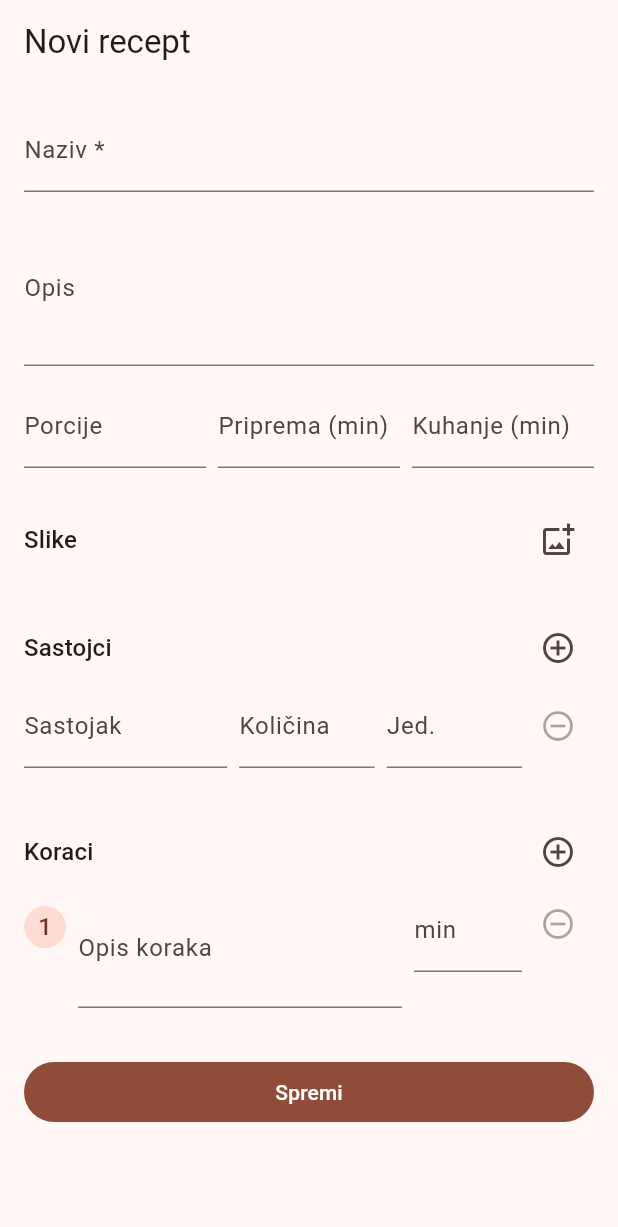
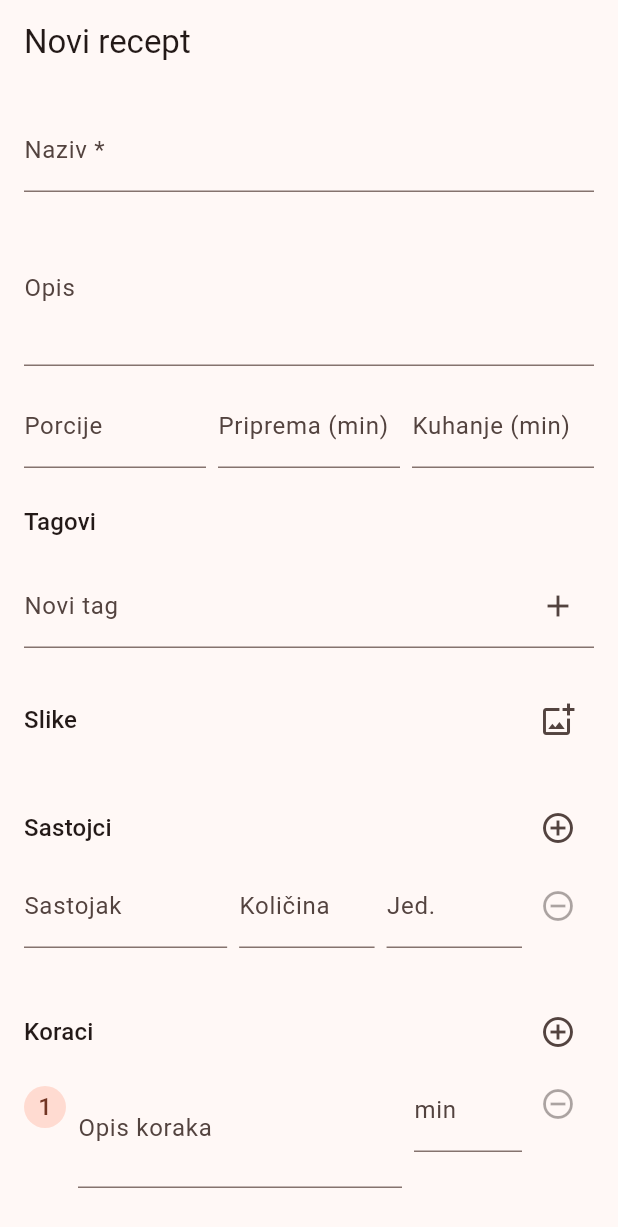
Before and after one commit to vbrozo/recepie-book, a Flutter app: the RecipeFormScreen screen opened by its route, on a phone screen of 412 x 824 dp. Shown: the top 1227 px of the screen. Run offline on Flutter 3.47's test engine with Material 3 defaults, Android fonts, the phone set to English and light mode, and no system bars; our stand-ins replace flutter_riverpod, go_router, image_picker, sqflite; accounts and stored records are empty.

Commit message:
Add tag management and recipe filters
TagRepository: list all tags, get-or-create by name (case-insensitive),
delete a tag (cascades off every recipe via the recipe_tags FK).
TagNotifier/tagListProvider expose that to the UI.

RecipeFormScreen gets a real "Tagovi" section: chips for the tags
currently on the recipe (removable), a text field to add a tag by name
(creates it if it doesn't exist yet), and quick-add chips for existing
tags not yet on the recipe. Replaces the previous placeholder that just
silently carried existing tagIds through on save.

New TagsScreen (/tags route, linked from the recipe list AppBar) lists
every tag and lets you delete one; deleting refreshes the recipe list
so removed tags disappear from already-loaded recipes.

RecipeState gains favoritesOnly/tagFilterId/maxPrepTimeMinutes plus a
filteredRecipes getter that applies them in-memory over whatever's
already loaded (full list or active search results) — the recipe set
is small and already fully loaded with tags, so no extra DB round-trip
is needed. RecipeNotifier gets setFavoritesOnly/setTagFilter/
setMaxPrepTime/clearFilters. RecipeListScreen renders a new
RecipeFilterBar (favorites chip, prep-time presets, tag chips) above
the list and switches to state.filteredRecipes for display.

```diff
--- a/lib/app.dart
+++ b/lib/app.dart
@@ -4,6 +4,7 @@ import 'package:go_router/go_router.dart';
 import 'features/recipe_detail/recipe_detail_screen.dart';
 import 'features/recipe_form/recipe_form_screen.dart';
 import 'features/recipe_list/recipe_list_screen.dart';
+import 'features/tags/tags_screen.dart';
 import 'models/recipe_with_details.dart';
 
 final _router = GoRouter(
@@ -29,6 +30,10 @@ final _router = GoRouter(
         existing: state.extra as RecipeWithDetails?,
       ),
     ),
+    GoRoute(
+      path: '/tags',
+      builder: (context, state) => const TagsScreen(),
+    ),
   ],
 );
 
--- a/lib/features/recipe_form/recipe_form_screen.dart
+++ b/lib/features/recipe_form/recipe_form_screen.dart
@@ -9,8 +9,10 @@ import '../../models/recipe.dart';
 import '../../models/recipe_image.dart';
 import '../../models/recipe_step.dart';
 import '../../models/recipe_with_details.dart';
+import '../../models/tag.dart';
 import '../../providers/image_storage_provider.dart';
 import '../../providers/recipe_list_provider.dart';
+import '../../providers/tag_list_provider.dart';
 import 'widgets/image_form_item.dart';
 import 'widgets/image_form_thumbnail.dart';
 import 'widgets/ingredient_form_row.dart';
@@ -41,6 +43,8 @@ class _RecipeFormScreenState extends ConsumerState<RecipeFormScreen> {
   final List<IngredientFormRow> _ingredientRows = [];
   final List<StepFormRow> _stepRows = [];
   final List<ImageFormItem> _imageItems = [];
+  final List<Tag> _selectedTags = [];
+  final _tagInputController = TextEditingController();
 
   String? _primaryImageId;
   bool _isSaving = false;
@@ -95,6 +99,8 @@ class _RecipeFormScreenState extends ConsumerState<RecipeFormScreen> {
     if (_primaryImageId == null && _imageItems.isNotEmpty) {
       _primaryImageId = _imageItems.first.id;
     }
+
+    _selectedTags.addAll(widget.existing?.tags ?? const []);
   }
 
   @override
@@ -110,6 +116,7 @@ class _RecipeFormScreenState extends ConsumerState<RecipeFormScreen> {
     for (final row in _stepRows) {
       row.dispose();
     }
+    _tagInputController.dispose();
     super.dispose();
   }
 
@@ -159,6 +166,32 @@ class _RecipeFormScreenState extends ConsumerState<RecipeFormScreen> {
 
   void _setPrimaryImage(String id) {
     setState(() => _primaryImageId = id);
+  }
+
+  Future<void> _addTagByName(String rawName) async {
+    final name = rawName.trim();
+    if (name.isEmpty) return;
+
+    if (_selectedTags.any((tag) => tag.name.toLowerCase() == name.toLowerCase())) {
+      _tagInputController.clear();
+      return;
+    }
+
+    final tag = await ref.read(tagListProvider.notifier).getOrCreateTag(name);
+    if (!mounted) return;
+    setState(() {
+      _selectedTags.add(tag);
+      _tagInputController.clear();
+    });
+  }
+
+  void _addExistingTag(Tag tag) {
+    if (_selectedTags.any((selected) => selected.id == tag.id)) return;
+    setState(() => _selectedTags.add(tag));
+  }
+
+  void _removeTag(Tag tag) {
+    setState(() => _selectedTags.removeWhere((selected) => selected.id == tag.id));
   }
 
   Future<void> _save() async {
@@ -259,9 +292,7 @@ class _RecipeFormScreenState extends ConsumerState<RecipeFormScreen> {
         .where((path) => !keptExistingPaths.contains(path));
     await imageStorage.deleteImages(removedPaths);
 
-    // Tags aren't editable from this screen yet — keep whatever the recipe
-    // already had so updateRecipe's wholesale-replace doesn't drop them.
-    final tagIds = widget.existing?.tags.map((tag) => tag.id).toList() ?? const <String>[];
+    final tagIds = _selectedTags.map((tag) => tag.id).toList();
 
     final notifier = ref.read(recipeListProvider.notifier);
     if (_isEditing) {
@@ -334,6 +365,58 @@ class _RecipeFormScreenState extends ConsumerState<RecipeFormScreen> {
                   ),
                 ),
               ],
+            ),
+            const SizedBox(height: 24),
+            Text('Tagovi', style: Theme.of(context).textTheme.titleMedium),
+            const SizedBox(height: 8),
+            if (_selectedTags.isNotEmpty)
+              Wrap(
+                spacing: 8,
+                runSpacing: 4,
+                children: [
+                  for (final tag in _selectedTags)
+                    Chip(
+                      label: Text(tag.name),
+                      onDeleted: () => _removeTag(tag),
+                    ),
+                ],
+              ),
+            const SizedBox(height: 8),
+            TextField(
+              controller: _tagInputController,
+              decoration: InputDecoration(
+                labelText: 'Novi tag',
+                suffixIcon: IconButton(
+                  icon: const Icon(Icons.add),
+                  onPressed: () => _addTagByName(_tagInputController.text),
+                ),
+              ),
+              textInputAction: TextInputAction.done,
+              onSubmitted: _addTagByName,
+            ),
+            Consumer(
+              builder: (context, ref, _) {
+                final allTags = ref.watch(tagListProvider);
+                final available = allTags
+                    .where((tag) => !_selectedTags.any((selected) => selected.id == tag.id))
+                    .toList();
+                if (available.isEmpty) return const SizedBox.shrink();
+
+                return Padding(
+                  padding: const EdgeInsets.only(top: 8),
+                  child: Wrap(
+                    spacing: 8,
+                    runSpacing: 4,
+                    children: [
+                      for (final tag in available)
+                        ActionChip(
+                          label: Text(tag.name),
+                          onPressed: () => _addExistingTag(tag),
+                        ),
+                    ],
+                  ),
+                );
+              },
             ),
             const SizedBox(height: 24),
             Row(
--- /dev/null
+++ b/lib/providers/tag_list_provider.dart
@@ -0,0 +1,12 @@
+import 'package:flutter_riverpod/flutter_riverpod.dart';
+
+import '../models/tag.dart';
+import 'tag_notifier.dart';
+import 'tag_repository_provider.dart';
+
+/// UI entry point: `ref.watch(tagListProvider)` for the tag list,
+/// `ref.read(tagListProvider.notifier)` for create/delete.
+final tagListProvider = StateNotifierProvider<TagNotifier, List<Tag>>((ref) {
+  final repository = ref.watch(tagRepositoryProvider);
+  return TagNotifier(repository)..loadTags();
+});
--- /dev/null
+++ b/lib/providers/tag_notifier.dart
@@ -0,0 +1,27 @@
+import 'package:flutter_riverpod/flutter_riverpod.dart';
+
+import '../models/tag.dart';
+import '../repositories/tag_repository.dart';
+
+/// Holds the full list of tags in the app (used for the tag manager screen,
+/// the tag filter and the tag picker in the recipe form).
+class TagNotifier extends StateNotifier<List<Tag>> {
+  TagNotifier(this._repository) : super(const []);
+
+  final TagRepository _repository;
+
+  Future<void> loadTags() async {
+    state = await _repository.getAllTags();
+  }
+
+  Future<Tag> getOrCreateTag(String name) async {
+    final tag = await _repository.getOrCreateTag(name);
+    await loadTags();
+    return tag;
+  }
+
+  Future<void> deleteTag(String id) async {
+    await _repository.deleteTag(id);
+    await loadTags();
+  }
+}
--- /dev/null
+++ b/lib/repositories/tag_repository.dart
@@ -0,0 +1,51 @@
+import 'package:uuid/uuid.dart';
+
+import '../core/database/database_helper.dart';
+import '../models/tag.dart';
+
+const _uuid = Uuid();
+
+/// CRUD access to tags. Attaching/detaching a tag to a specific recipe is
+/// handled by [RecipeRepository.createRecipe]/`updateRecipe` (which
+/// wholesale-replace `recipe_tags` from the `tagIds` list) rather than here.
+class TagRepository {
+  TagRepository({DatabaseHelper? databaseHelper})
+      : _dbHelper = databaseHelper ?? DatabaseHelper.instance;
+
+  final DatabaseHelper _dbHelper;
+
+  Future<List<Tag>> getAllTags() async {
+    final db = await _dbHelper.database;
+    final maps = await db.query('tags', orderBy: 'name COLLATE NOCASE ASC');
+    return maps.map(Tag.fromMap).toList();
+  }
+
+  /// Returns the existing tag matching [name] (case-insensitive), or
+  /// creates a new one if none exists yet.
+  Future<Tag> getOrCreateTag(String name) async {
+    final db = await _dbHelper.database;
+    final trimmed = name.trim();
+
+    final existing = await db.query(
+      'tags',
+      where: 'name = ? COLLATE NOCASE',
+      whereArgs: [trimmed],
+      limit: 1,
+    );
+    if (existing.isNotEmpty) {
+      return Tag.fromMap(existing.first);
+    }
+
+    final now = DateTime.now();
+    final tag = Tag(id: _uuid.v4(), name: trimmed, createdAt: now, updatedAt: now);
+    await db.insert('tags', tag.toMap());
+    return tag;
+  }
+
+  /// Deletes a tag entirely (removes it from every recipe it was attached
+  /// to via the `recipe_tags` foreign key cascade).
+  Future<void> deleteTag(String id) async {
+    final db = await _dbHelper.database;
+    await db.delete('tags', where: 'id = ?', whereArgs: [id]);
+  }
+}
```
Also changed, not shown: lib/features/recipe_list/recipe_list_screen.dart (+21 -5 lines), lib/features/recipe_list/widgets/recipe_filter_bar.dart (added, +79 -0 lines), lib/features/tags/tags_screen.dart (added, +62 -0 lines), lib/providers/recipe_notifier.dart (+24 -0 lines), lib/providers/recipe_state.dart (+43 -0 lines), lib/providers/tag_repository_provider.dart (added, +7 -0 lines).
